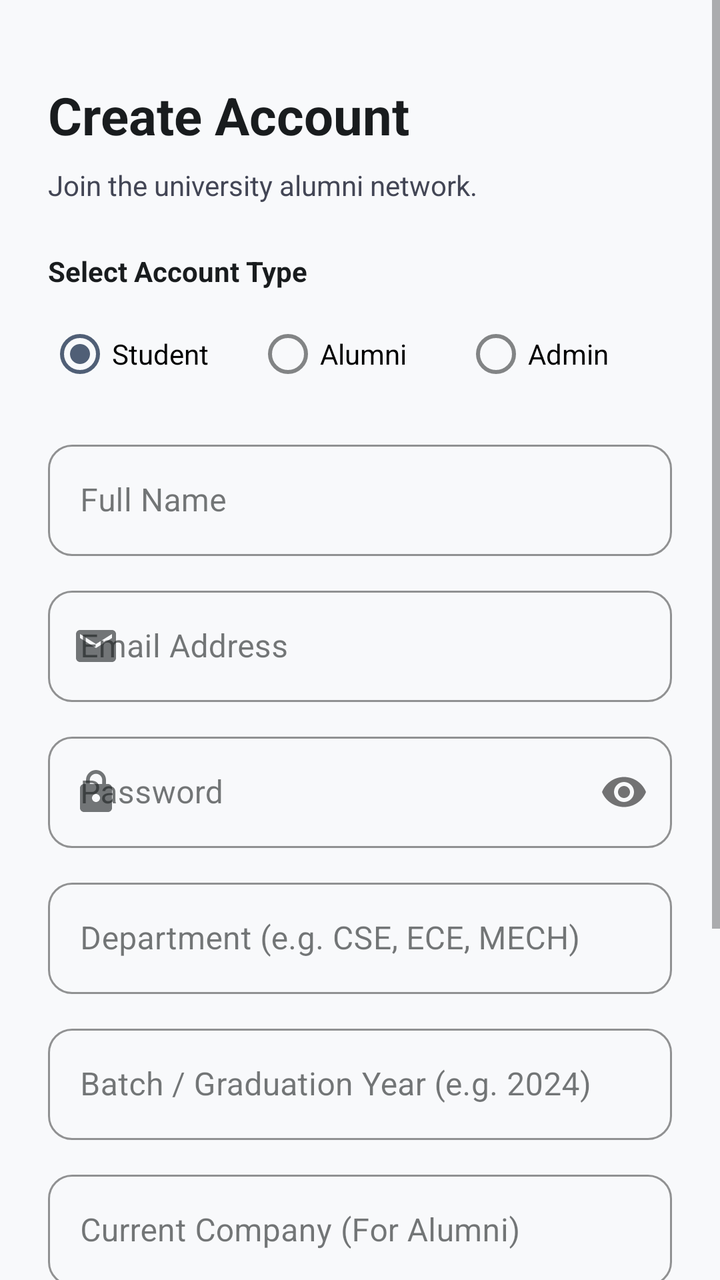
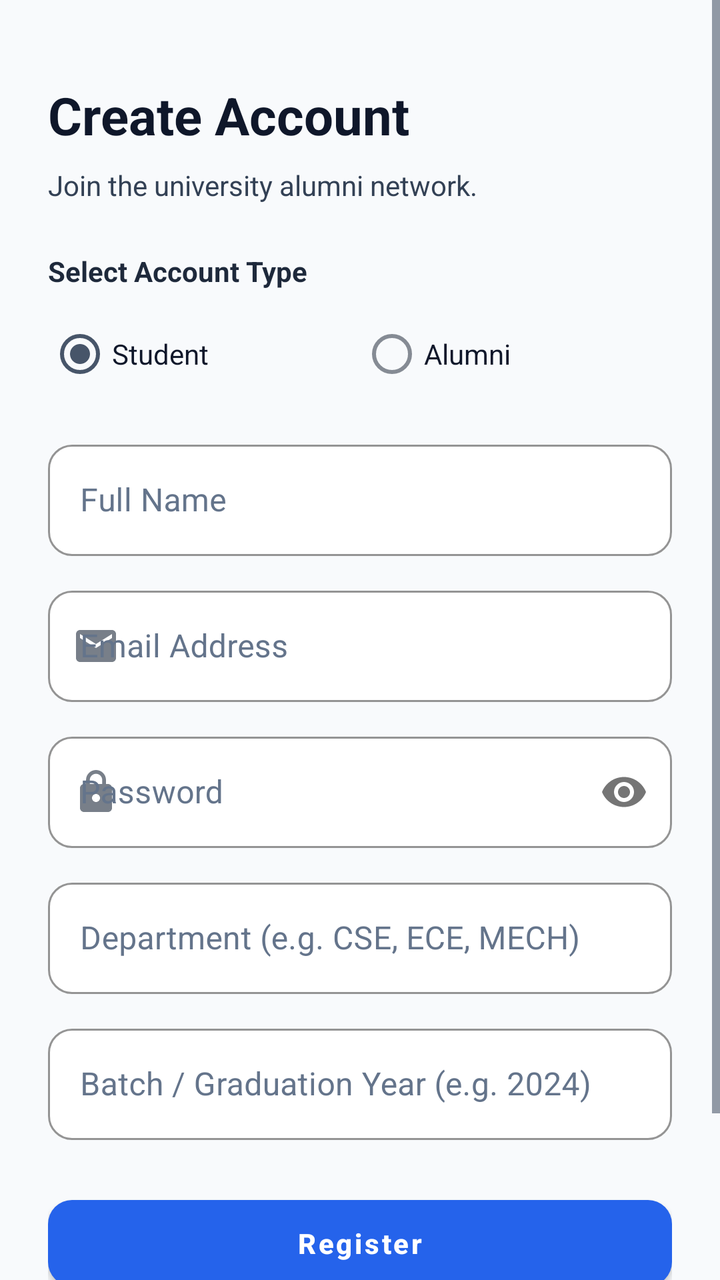

Before-and-after screenshots of an Android layout around one commit, followed by the original layout XML and the change that was made.
<!-- AndroidManifest.xml: application theme Theme.AlumniConnect -->
<!-- res/layout/fragment_register.xml -->
<?xml version="1.0" encoding="utf-8"?>
<ScrollView xmlns:android="http://schemas.android.com/apk/res/android"
    xmlns:app="http://schemas.android.com/apk/res-auto"
    android:layout_width="match_parent"
    android:layout_height="match_parent"
    android:fillViewport="true"
    android:background="@color/background">

    <androidx.constraintlayout.widget.ConstraintLayout
        android:layout_width="match_parent"
        android:layout_height="wrap_content"
        android:padding="24dp">

        <TextView
            android:id="@+id/tvTitle"
            android:layout_width="wrap_content"
            android:layout_height="wrap_content"
            android:layout_marginTop="16dp"
            android:text="@string/register_title"
            android:textColor="@color/on_background"
            android:textSize="26sp"
            android:textStyle="bold"
            app:layout_constraintStart_toStartOf="parent"
            app:layout_constraintTop_toTopOf="parent" />

        <TextView
            android:id="@+id/tvSubtitle"
            android:layout_width="0dp"
            android:layout_height="wrap_content"
            android:layout_marginTop="8dp"
            android:text="@string/register_subtitle"
            android:textColor="@color/on_surface_variant"
            android:textSize="14sp"
            app:layout_constraintEnd_toEndOf="parent"
            app:layout_constraintStart_toStartOf="parent"
            app:layout_constraintTop_toBottomOf="@id/tvTitle" />

        
        <TextView
            android:id="@+id/tvSelectRole"
            android:layout_width="wrap_content"
            android:layout_height="wrap_content"
            android:layout_marginTop="24dp"
            android:text="Select Account Type"
            android:textColor="@color/on_surface"
            android:textSize="14sp"
            android:textStyle="bold"
            app:layout_constraintStart_toStartOf="parent"
            app:layout_constraintTop_toBottomOf="@id/tvSubtitle" />

        <RadioGroup
            android:id="@+id/rgRole"
            android:layout_width="match_parent"
            android:layout_height="wrap_content"
            android:layout_marginTop="8dp"
            android:orientation="horizontal"
            app:layout_constraintTop_toBottomOf="@id/tvSelectRole">

            <RadioButton
                android:id="@+id/rbStudent"
                android:layout_width="0dp"
                android:layout_height="wrap_content"
                android:layout_weight="1"
                android:checked="true"
                android:text="@string/role_student" />

            <RadioButton
                android:id="@+id/rbAlumni"
                android:layout_width="0dp"
                android:layout_height="wrap_content"
                android:layout_weight="1"
                android:text="@string/role_alumni" />

            <RadioButton
                android:id="@+id/rbAdmin"
                android:layout_width="0dp"
                android:layout_height="wrap_content"
                android:layout_weight="1"
                android:text="@string/role_admin" />
        </RadioGroup>

        
        <com.google.android.material.textfield.TextInputLayout
            android:id="@+id/tilFullName"
            style="@style/Widget.AlumniConnect.TextInputLayout"
            android:layout_width="match_parent"
            android:layout_height="wrap_content"
            android:layout_marginTop="16dp"
            android:hint="@string/full_name"
            app:layout_constraintTop_toBottomOf="@id/rgRole">

            <com.google.android.material.textfield.TextInputEditText
                android:id="@+id/etFullName"
                android:layout_width="match_parent"
                android:layout_height="wrap_content"
                android:inputType="textPersonName" />
        </com.google.android.material.textfield.TextInputLayout>

        <com.google.android.material.textfield.TextInputLayout
            android:id="@+id/tilEmail"
            style="@style/Widget.AlumniConnect.TextInputLayout"
            android:layout_width="match_parent"
            android:layout_height="wrap_content"
            android:layout_marginTop="12dp"
            android:hint="@string/email"
            app:startIconDrawable="@drawable/ic_email"
            app:layout_constraintTop_toBottomOf="@id/tilFullName">

            <com.google.android.material.textfield.TextInputEditText
                android:id="@+id/etEmail"
                android:layout_width="match_parent"
                android:layout_height="wrap_content"
                android:inputType="textEmailAddress" />
        </com.google.android.material.textfield.TextInputLayout>

        <com.google.android.material.textfield.TextInputLayout
            android:id="@+id/tilPassword"
            style="@style/Widget.AlumniConnect.TextInputLayout"
            android:layout_width="match_parent"
            android:layout_height="wrap_content"
            android:layout_marginTop="12dp"
            android:hint="@string/password"
            app:passwordToggleEnabled="true"
            app:startIconDrawable="@drawable/ic_lock"
            app:layout_constraintTop_toBottomOf="@id/tilEmail">

            <com.google.android.material.textfield.TextInputEditText
                android:id="@+id/etPassword"
                android:layout_width="match_parent"
                android:layout_height="wrap_content"
                android:inputType="textPassword" />
        </com.google.android.material.textfield.TextInputLayout>

        <com.google.android.material.textfield.TextInputLayout
            android:id="@+id/tilDepartment"
            style="@style/Widget.AlumniConnect.TextInputLayout"
            android:layout_width="match_parent"
            android:layout_height="wrap_content"
            android:layout_marginTop="12dp"
            android:hint="Department (e.g. CSE, ECE, MECH)"
            app:layout_constraintTop_toBottomOf="@id/tilPassword">

            <com.google.android.material.textfield.TextInputEditText
                android:id="@+id/etDepartment"
                android:layout_width="match_parent"
                android:layout_height="wrap_content"
                android:inputType="textCapCharacters" />
        </com.google.android.material.textfield.TextInputLayout>

        
        <com.google.android.material.textfield.TextInputLayout
            android:id="@+id/tilYear"
            style="@style/Widget.AlumniConnect.TextInputLayout"
            android:layout_width="match_parent"
            android:layout_height="wrap_content"
            android:layout_marginTop="12dp"
            android:hint="Batch / Graduation Year (e.g. 2024)"
            app:layout_constraintTop_toBottomOf="@id/tilDepartment">

            <com.google.android.material.textfield.TextInputEditText
                android:id="@+id/etYear"
                android:layout_width="match_parent"
                android:layout_height="wrap_content"
                android:inputType="number" />
        </com.google.android.material.textfield.TextInputLayout>

        <com.google.android.material.textfield.TextInputLayout
            android:id="@+id/tilCompany"
            style="@style/Widget.AlumniConnect.TextInputLayout"
            android:layout_width="match_parent"
            android:layout_height="wrap_content"
            android:layout_marginTop="12dp"
            android:hint="Current Company (For Alumni)"
            android:visibility="visible"
            app:layout_constraintTop_toBottomOf="@id/tilYear">

            <com.google.android.material.textfield.TextInputEditText
                android:id="@+id/etCompany"
                android:layout_width="match_parent"
                android:layout_height="wrap_content"
                android:inputType="text" />
        </com.google.android.material.textfield.TextInputLayout>

        <com.google.android.material.textfield.TextInputLayout
            android:id="@+id/tilDesignation"
            style="@style/Widget.AlumniConnect.TextInputLayout"
            android:layout_width="match_parent"
            android:layout_height="wrap_content"
            android:layout_marginTop="12dp"
            android:hint="Designation (e.g. Senior Software Engineer)"
            android:visibility="visible"
            app:layout_constraintTop_toBottomOf="@id/tilCompany">

            <com.google.android.material.textfield.TextInputEditText
                android:id="@+id/etDesignation"
                android:layout_width="match_parent"
                android:layout_height="wrap_content"
                android:inputType="text" />
        </com.google.android.material.textfield.TextInputLayout>

        <Button
            android:id="@+id/btnRegister"
            style="@style/Widget.AlumniConnect.Button"
            android:layout_width="match_parent"
            android:layout_height="wrap_content"
            android:layout_marginTop="24dp"
            android:text="@string/register"
            app:layout_constraintTop_toBottomOf="@id/tilDesignation" />

        <TextView
            android:id="@+id/tvLogin"
            android:layout_width="wrap_content"
            android:layout_height="wrap_content"
            android:layout_marginTop="20dp"
            android:layout_marginBottom="24dp"
            android:text="@string/already_have_an_account_login"
            android:textColor="@color/primary"
            android:textSize="14sp"
            android:textStyle="bold"
            app:layout_constraintBottom_toBottomOf="parent"
            app:layout_constraintEnd_toEndOf="parent"
            app:layout_constraintStart_toStartOf="parent"
            app:layout_constraintTop_toBottomOf="@id/btnRegister" />

        <ProgressBar
            android:id="@+id/progressBar"
            android:layout_width="wrap_content"
            android:layout_height="wrap_content"
            android:visibility="gone"
            app:layout_constraintBottom_toBottomOf="parent"
            app:layout_constraintEnd_toEndOf="parent"
            app:layout_constraintStart_toStartOf="parent"
            app:layout_constraintTop_toTopOf="parent" />

    </androidx.constraintlayout.widget.ConstraintLayout>
</ScrollView>
<!-- resources referenced by this layout -->
<resources>
  <color name="background">#F8F9FB</color>
  <color name="on_background">#191C1E</color>
  <color name="on_surface">#191C1E</color>
  <color name="on_surface_variant">#434655</color>
  <color name="primary">#2563EB</color>
  <!-- drawable ic_email (drawable) -->
  <vector xmlns:android="http://schemas.android.com/apk/res/android"
      android:width="24dp"
      android:height="24dp"
      android:viewportWidth="24"
      android:viewportHeight="24">
    <path
        android:fillColor="#FF000000"
        android:pathData="M20,4H4c-1.1,0 -1.99,0.9 -1.99,2L2,18c0,1.1 0.9,2 2,2h16c1.1,0 2,-0.9 2,-2V6c0,-1.1 -0.9,-2 -2,-2zm0,4l-8,5 -8,-5V6l8,5 8,-5v2z"/>
  </vector>
  <string name="already_have_an_account_login">Already have an account? Login</string>
  <string name="email">Email Address</string>
  <string name="full_name">Full Name</string>
  <string name="password">Password</string>
  <string name="register">Register</string>
  <string name="register_subtitle">Join the university alumni network.</string>
  <string name="register_title">Create Account</string>
  <string name="role_admin">Admin</string>
  <string name="role_alumni">Alumni</string>
  <string name="role_student">Student</string>
  <style name="Widget.AlumniConnect.Button" parent="Widget.MaterialComponents.Button">
          <item name="cornerRadius">12dp</item>
          <item name="android:paddingTop">12dp</item>
          <item name="android:paddingBottom">12dp</item>
          <item name="android:textAllCaps">false</item>
          <item name="android:textStyle">bold</item>
      </style>
  <style name="Widget.AlumniConnect.TextInputLayout" parent="Widget.MaterialComponents.TextInputLayout.OutlinedBox">
          <item name="boxCornerRadiusTopStart">12dp</item>
          <item name="boxCornerRadiusTopEnd">12dp</item>
          <item name="boxCornerRadiusBottomStart">12dp</item>
          <item name="boxCornerRadiusBottomEnd">12dp</item>
          <item name="boxStrokeColor">@color/primary</item>
      </style>
  <style name="Theme.AlumniConnect" parent="Theme.MaterialComponents.DayNight.NoActionBar">
          
          <item name="colorPrimary">@color/primary</item>
          <item name="colorPrimaryVariant">@color/primary_variant</item>
          <item name="colorOnPrimary">@color/on_primary</item>
          
          
          <item name="colorSecondary">@color/secondary</item>
          <item name="colorSecondaryVariant">@color/secondary_variant</item>
          <item name="colorOnSecondary">@color/on_secondary</item>
          
          
          <item name="android:statusBarColor">@color/primary</item>
          <item name="android:windowLightStatusBar">false</item>
          
          
          <item name="android:windowBackground">@color/background</item>
          <item name="colorSurface">@color/surface</item>
          <item name="colorOnSurface">@color/on_surface</item>
  
          
          <item name="materialButtonStyle">@style/Widget.AlumniConnect.Button</item>
          <item name="textInputStyle">@style/Widget.AlumniConnect.TextInputLayout</item>
      </style>
  <color name="primary_variant">#004AC6</color>
  <color name="on_primary">#FFFFFF</color>
  <color name="secondary">#505F76</color>
  <color name="secondary_variant">#38485D</color>
  <color name="on_secondary">#FFFFFF</color>
  <color name="surface">#FFFFFF</color>
  <!-- unchanged entries left out for length: 1 -->
</resources>

<!-- the commit's change to res/layout/fragment_register.xml (unified diff, before → after) -->
@@ -62,21 +62,16 @@
                 android:layout_height="wrap_content"
                 android:layout_weight="1"
                 android:checked="true"
-                android:text="@string/role_student" />
+                android:text="@string/role_student"
+                android:textColor="#0F172A" />
 
             <RadioButton
                 android:id="@+id/rbAlumni"
                 android:layout_width="0dp"
                 android:layout_height="wrap_content"
                 android:layout_weight="1"
-                android:text="@string/role_alumni" />
-
-            <RadioButton
-                android:id="@+id/rbAdmin"
-                android:layout_width="0dp"
-                android:layout_height="wrap_content"
-                android:layout_weight="1"
-                android:text="@string/role_admin" />
+                android:text="@string/role_alumni"
+                android:textColor="#0F172A" />
         </RadioGroup>
 
         
@@ -171,7 +166,7 @@
             android:layout_height="wrap_content"
             android:layout_marginTop="12dp"
             android:hint="Current Company (For Alumni)"
-            android:visibility="visible"
+            android:visibility="gone"
             app:layout_constraintTop_toBottomOf="@id/tilYear">
 
             <com.google.android.material.textfield.TextInputEditText
@@ -188,7 +183,7 @@
             android:layout_height="wrap_content"
             android:layout_marginTop="12dp"
             android:hint="Designation (e.g. Senior Software Engineer)"
-            android:visibility="visible"
+            android:visibility="gone"
             app:layout_constraintTop_toBottomOf="@id/tilCompany">
 
             <com.google.android.material.textfield.TextInputEditText
<!-- resource entries referenced after the edit -->
@@ -1,9 +1,9 @@
 <!-- resources referenced by this layout -->
 <resources>
-  <color name="background">#F8F9FB</color>
-  <color name="on_background">#191C1E</color>
-  <color name="on_surface">#191C1E</color>
-  <color name="on_surface_variant">#434655</color>
+  <color name="background">#F8FAFC</color>
+  <color name="on_background">#0F172A</color>
+  <color name="on_surface">#1E293B</color>
+  <color name="on_surface_variant">#334155</color>
   <color name="primary">#2563EB</color>
   <!-- drawable ic_email (drawable) -->
   <vector xmlns:android="http://schemas.android.com/apk/res/android"
@@ -22,7 +22,6 @@
   <string name="register">Register</string>
   <string name="register_subtitle">Join the university alumni network.</string>
   <string name="register_title">Create Account</string>
-  <string name="role_admin">Admin</string>
   <string name="role_alumni">Alumni</string>
   <string name="role_student">Student</string>
   <style name="Widget.AlumniConnect.Button" parent="Widget.MaterialComponents.Button">
@@ -38,8 +37,11 @@
           <item name="boxCornerRadiusBottomStart">12dp</item>
           <item name="boxCornerRadiusBottomEnd">12dp</item>
           <item name="boxStrokeColor">@color/primary</item>
+          <item name="boxBackgroundColor">@color/surface</item>
+          <item name="hintTextColor">@color/primary</item>
+          <item name="android:textColorHint">@color/input_hint</item>
       </style>
-  <style name="Theme.AlumniConnect" parent="Theme.MaterialComponents.DayNight.NoActionBar">
+  <style name="Theme.AlumniConnect" parent="Theme.MaterialComponents.Light.NoActionBar">
           
           <item name="colorPrimary">@color/primary</item>
           <item name="colorPrimaryVariant">@color/primary_variant</item>
@@ -58,17 +60,29 @@
           <item name="android:windowBackground">@color/background</item>
           <item name="colorSurface">@color/surface</item>
           <item name="colorOnSurface">@color/on_surface</item>
+          <item name="android:textColor">@color/on_background</item>
+          <item name="android:textColorPrimary">@color/on_background</item>
+          <item name="android:textColorSecondary">@color/on_surface_variant</item>
+  
+          
+          <item name="editTextColor">@color/input_text</item>
+          <item name="android:textColorHint">@color/input_hint</item>
+  
+          
+          <item name="cardBackgroundColor">@color/surface</item>
   
           
           <item name="materialButtonStyle">@style/Widget.AlumniConnect.Button</item>
           <item name="textInputStyle">@style/Widget.AlumniConnect.TextInputLayout</item>
       </style>
-  <color name="primary_variant">#004AC6</color>
+  <color name="primary_variant">#1D4ED8</color>
   <color name="on_primary">#FFFFFF</color>
-  <color name="secondary">#505F76</color>
-  <color name="secondary_variant">#38485D</color>
+  <color name="secondary">#475569</color>
+  <color name="secondary_variant">#334155</color>
   <color name="on_secondary">#FFFFFF</color>
+  <color name="input_text">#0F172A</color>
   <color name="surface">#FFFFFF</color>
+  <color name="input_hint">#64748B</color>
   <!-- unchanged entries left out for length: 1 -->
 </resources>
 
